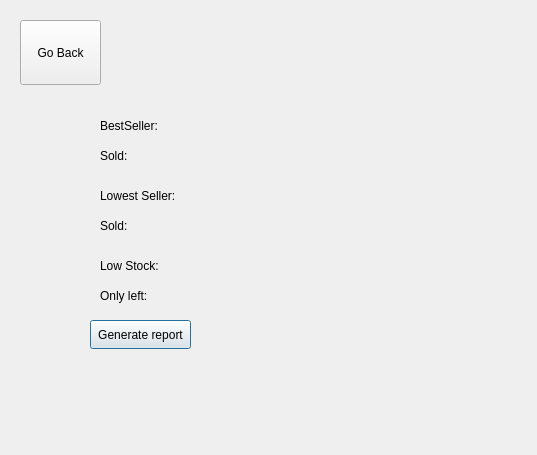
Hamdy410/CS2_lab_finalProject, file cs2_lab_final_project/dashboard.ui: the form before one commit.
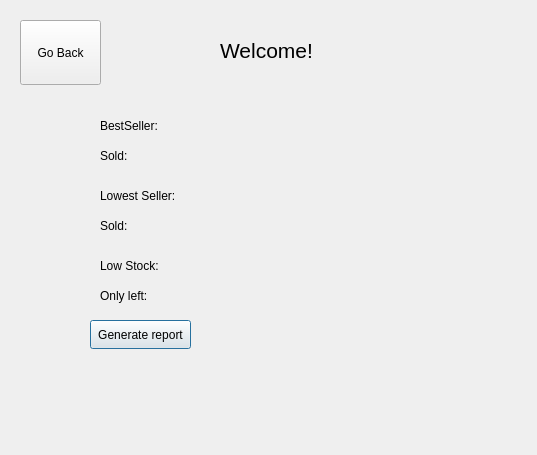
The form after the commit.

Commit message: Added welcome message to dashboard UI

Diff of the .ui file:
```diff
--- a/cs2_lab_final_project/dashboard.ui
+++ b/cs2_lab_final_project/dashboard.ui
@@ -123,6 +123,24 @@
     <string>Go Back</string>
    </property>
   </widget>
+  <widget class="QLabel" name="label">
+   <property name="geometry">
+    <rect>
+     <x>220</x>
+     <y>20</y>
+     <width>121</width>
+     <height>61</height>
+    </rect>
+   </property>
+   <property name="font">
+    <font>
+     <pointsize>16</pointsize>
+    </font>
+   </property>
+   <property name="text">
+    <string>Welcome!</string>
+   </property>
+  </widget>
  </widget>
  <resources/>
  <connections/>
```
The commit also changes 4 other files.
